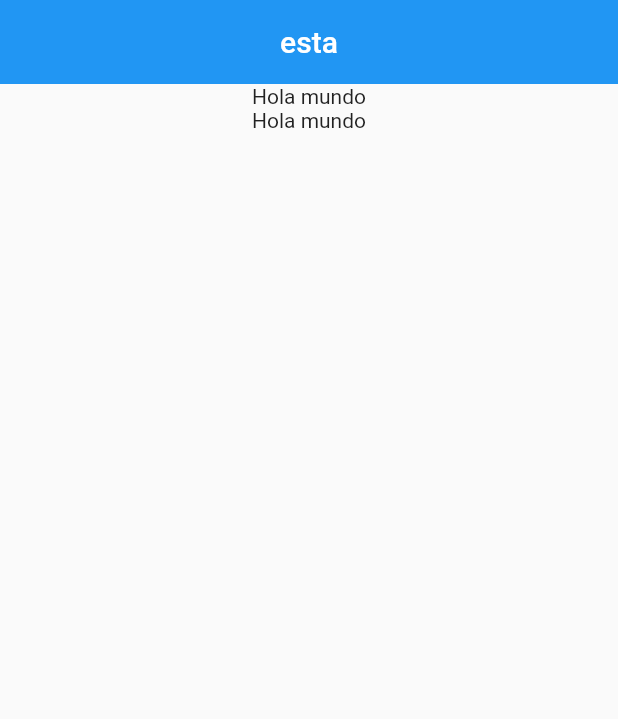
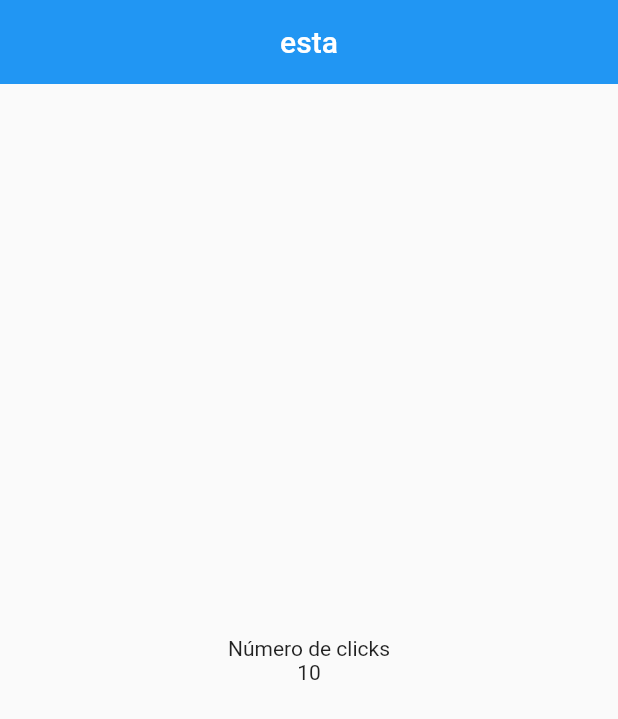
Before and after one commit to richie20502/my_app_flutter, a Flutter app: the screen it shows after launch, on a phone screen of 412 x 824 dp. Shown: the top 719 px of the screen. Run offline on Flutter 3.47's test engine with Material 2 defaults, Android fonts, the light colour scheme and no system bars.

Commit message:
se agrego a center valores

```diff
--- a/lib/screens/home_screen.dart
+++ b/lib/screens/home_screen.dart
@@ -12,10 +12,14 @@ class HomeScreen extends StatelessWidget {
       ),
       body: const Center(
         child: Column(
+          mainAxisAlignment: MainAxisAlignment.center,
+          crossAxisAlignment: CrossAxisAlignment.center,
           children: [
-            Text('Hola mundo'),
-            Text('Hola mundo'),
+            Text('Número de clicks'),
+            Text('10'),
           ],
-        )));
+        ),
+      ),
+    );
   }
 }
```
Lines whose indentation alone changed are shown as unchanged.
